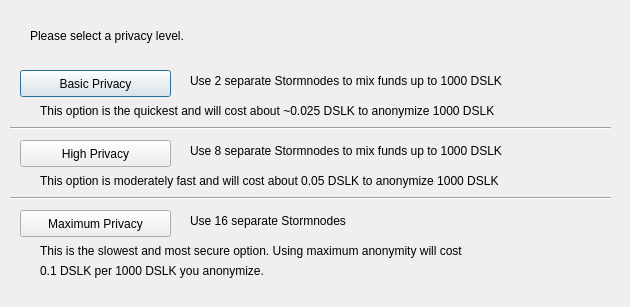
Qt form src/qt/forms/privatesendconfig.ui (makmur8/Dynamic) before a commit.
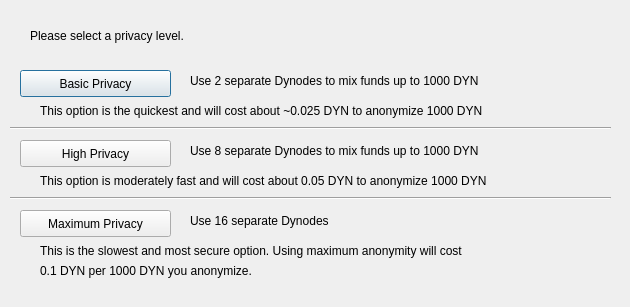
The same form after that commit.

```diff
--- a/src/qt/forms/privatesendconfig.ui
+++ b/src/qt/forms/privatesendconfig.ui
@@ -75,7 +75,7 @@
     </rect>
    </property>
    <property name="text">
-    <string>Use 2 separate Stormnodes to mix funds up to 1000 DSLK</string>
+    <string>Use 2 separate Dynodes to mix funds up to 1000 DYN</string>
    </property>
   </widget>
   <widget class="QLabel" name="label_3">
@@ -88,7 +88,7 @@
     </rect>
    </property>
    <property name="text">
-    <string>Use 8 separate Stormnodes to mix funds up to 1000 DSLK</string>
+    <string>Use 8 separate Dynodes to mix funds up to 1000 DYN</string>
    </property>
   </widget>
   <widget class="QLabel" name="label_4">
@@ -101,7 +101,7 @@
     </rect>
    </property>
    <property name="text">
-    <string>Use 16 separate Stormnodes</string>
+    <string>Use 16 separate Dynodes</string>
    </property>
   </widget>
   <widget class="QLabel" name="label_6">
@@ -114,7 +114,7 @@
     </rect>
    </property>
    <property name="text">
-    <string>This option is the quickest and will cost about ~0.025 DSLK to anonymize 1000 DSLK</string>
+    <string>This option is the quickest and will cost about ~0.025 DYN to anonymize 1000 DYN</string>
    </property>
   </widget>
   <widget class="QLabel" name="label_7">
@@ -127,7 +127,7 @@
     </rect>
    </property>
    <property name="text">
-    <string>This option is moderately fast and will cost about 0.05 DSLK to anonymize 1000 DSLK</string>
+    <string>This option is moderately fast and will cost about 0.05 DYN to anonymize 1000 DYN</string>
    </property>
   </widget>
   <widget class="QLabel" name="label_8">
@@ -153,7 +153,7 @@
     </rect>
    </property>
    <property name="text">
-    <string>0.1 DSLK per 1000 DSLK you anonymize.</string>
+    <string>0.1 DYN per 1000 DYN you anonymize.</string>
    </property>
   </widget>
   <widget class="Line" name="line">
```
